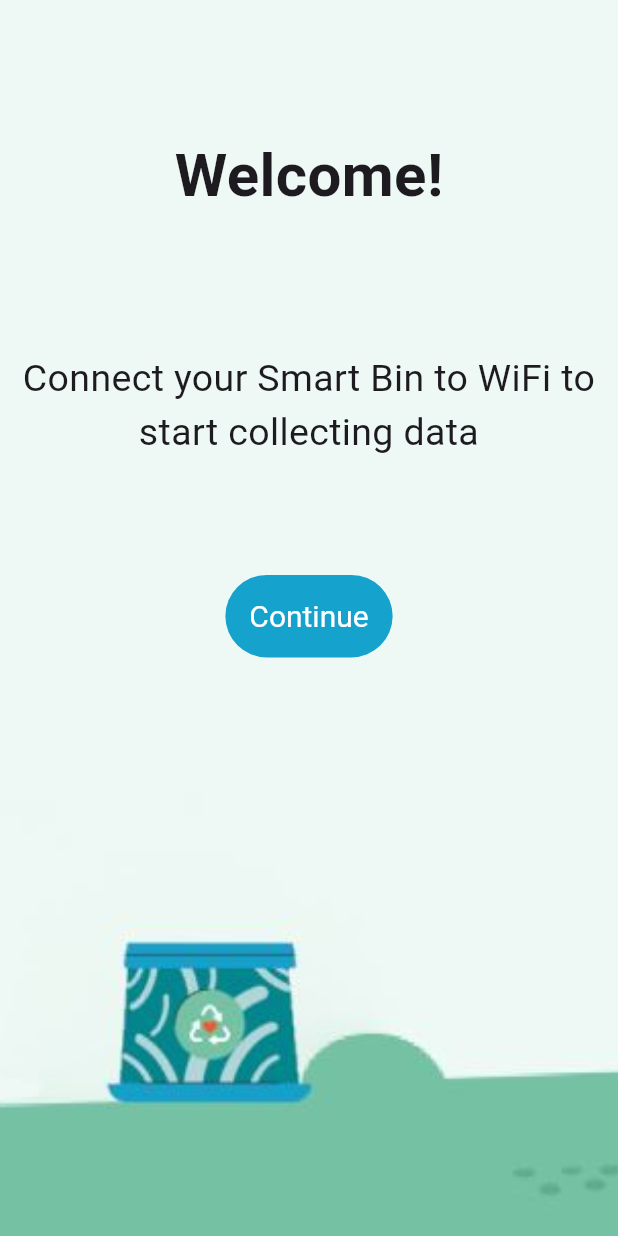
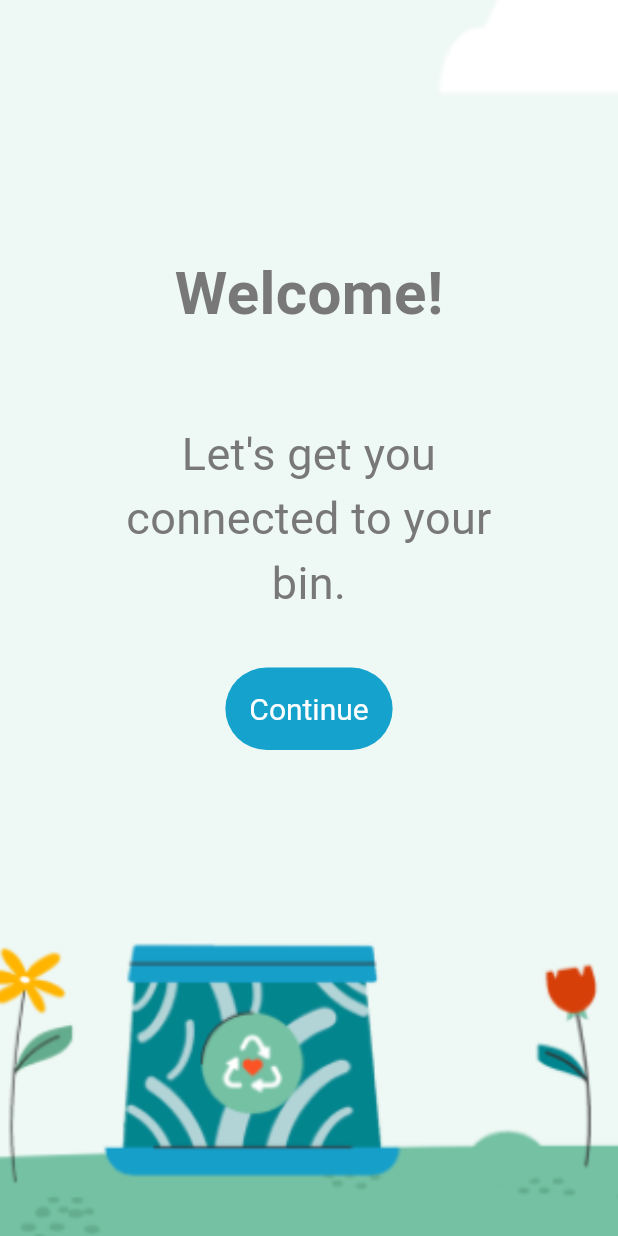
Before and after one commit to Soundbendor/smart-bin-app, a Flutter app: the screen it shows after launch, on a phone screen of 412 x 824 dp. Run offline on Flutter 3.47's test engine with Material 3 defaults, Android fonts, the phone set to English and light mode, and no system bars; our stand-ins replace flutter_blue_plus, go_router, sqflite; missing offline and left inert: wifi_iot, wifi_scan; accounts and stored records are empty.

Commit message:
current progress on bluetooth connection, builds and runs but not currently showing any connections. needs to be looked into

```diff
--- a/lib/main.dart
+++ b/lib/main.dart
@@ -1,4 +1,5 @@
 import 'package:flutter/material.dart';
+import 'package:waste_watchers/screens/bluetooth/bluetooth_page.dart';
 import 'package:waste_watchers/screens/main/detections_page.dart';
 import 'package:waste_watchers/screens/main/home_page.dart';
 import 'package:waste_watchers/screens/main/stats_page.dart';
@@ -68,6 +69,12 @@ final routes = [
       },
       routes: [
         GoRoute(
+          name: 'bluetooth',
+          path: 'bluetooth',
+          builder: (BuildContext context, GoRouterState state) {
+            return const WifiPage();
+          }),
+        GoRoute(
             name: 'wifi',
             path: 'wifi',
             builder: (BuildContext context, GoRouterState state) {
@@ -121,6 +128,13 @@ final GoRouter _router = GoRouter(
           return const SplashPage();
         },
         routes: [
+          GoRoute(
+            name: 'bluetooth',
+            path: 'bluetooth',
+            builder: (BuildContext context, GoRouterState state) {
+              return const BluetoothPage();
+            }
+            ),
           GoRoute(
               name: 'wifi',
               path: 'wifi',
--- a/lib/screens/splash/screen.dart
+++ b/lib/screens/splash/screen.dart
@@ -10,7 +10,7 @@ class SplashPage extends StatelessWidget {
       body: Container(
         decoration: const BoxDecoration(
           image: DecorationImage(
-              image: AssetImage("assets/images/background2.JPG"),
+              image: AssetImage("assets/images/background3.JPG"),
               fit: BoxFit.cover),
         ),
         child: Center(
@@ -22,23 +22,29 @@ class SplashPage extends StatelessWidget {
                   mainAxisAlignment: MainAxisAlignment.spaceEvenly,
                   children: [
                     const Padding(
-                        padding: EdgeInsets.all(20),
+                        padding: EdgeInsets.only(left: 16, right: 16, bottom: 30, top: 160),
                         child: Text(
                           "Welcome!",
                           style: TextStyle(
-                              fontSize: 40, fontWeight: FontWeight.bold),
-                        )),
-                    const Text(
-                      "Connect your Smart Bin to WiFi to start collecting data",
+                              fontSize: 40,
+                              fontWeight: FontWeight.bold,
+                              color: Color(0xff787878)
+                              ),
+                        )
+                      ),
+                    const Padding(
+                      padding: EdgeInsets.only(left: 80, right: 80, top: 20, bottom: 20),
+                      child: Text(
+                        "Let's get you connected to your bin.",
                         style: TextStyle(
-                        fontSize: 25,
+                          fontSize: 30,
+                          color: Color(0xff787878),
                         ),
                         textAlign: TextAlign.center,
                       ),
+                    ),
                     Padding(
                       padding: const EdgeInsets.all(8.0),
-                      child: MouseRegion(
-                        cursor: SystemMouseCursors.click,
                       child: TextButton(
                         style: TextButton.styleFrom(
                             foregroundColor: Colors.white,
@@ -46,12 +52,11 @@ class SplashPage extends StatelessWidget {
                             textStyle: const TextStyle(fontSize: 20),
                             backgroundColor: const Color(0xFF15a2cd)),
                         onPressed: () {
-                            context.goNamed('bin_connect');
+                          context.goNamed('bluetooth');
                         },
                         child: const Text('Continue'),
                       ),
                     ),
-                    )
                   ],
                 ),
               ),
--- a/pubspec.yaml
+++ b/pubspec.yaml
@@ -15,6 +15,7 @@ dependencies:
   wifi_scan: ^0.4.0+2
   wifi_iot: ^0.3.18+1
   go_router: ^12.1.1
+  flutter_blue_plus: ^1.29.8
 
 dev_dependencies:
   flutter_test:
```
Also changed, not shown: lib/screens/bluetooth/bluetooth_page.dart (added, +108 -0 lines), assets/images/background3.JPG (added), pubspec.lock, 7 other files. Lines whose indentation alone changed are shown as unchanged.
